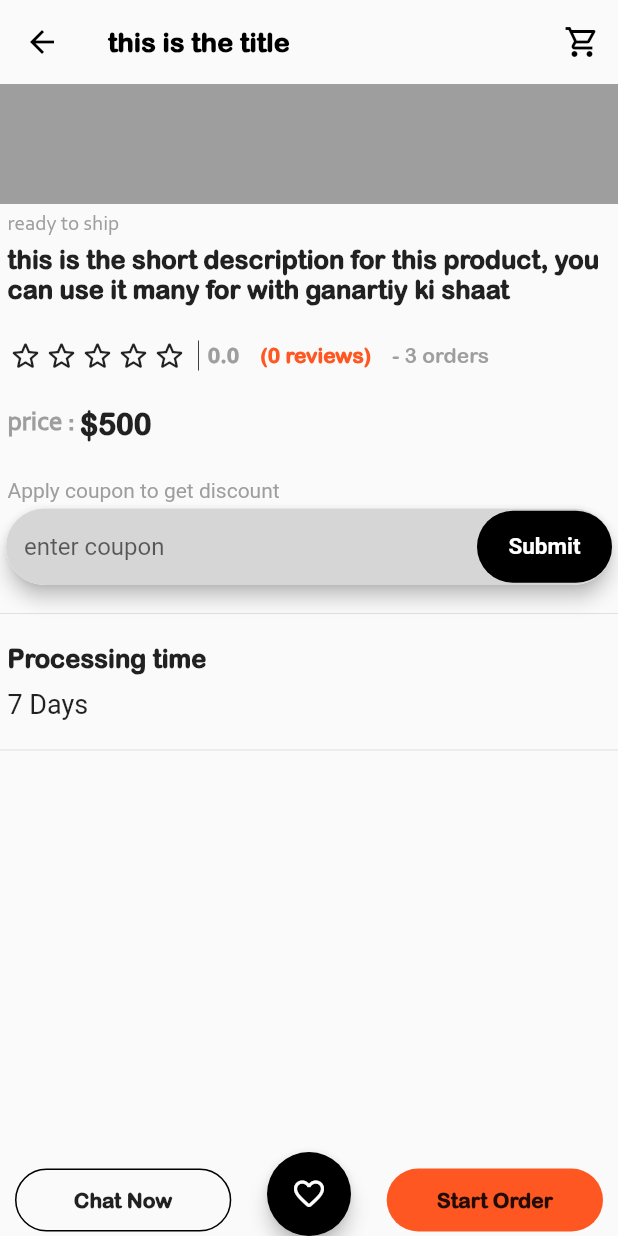
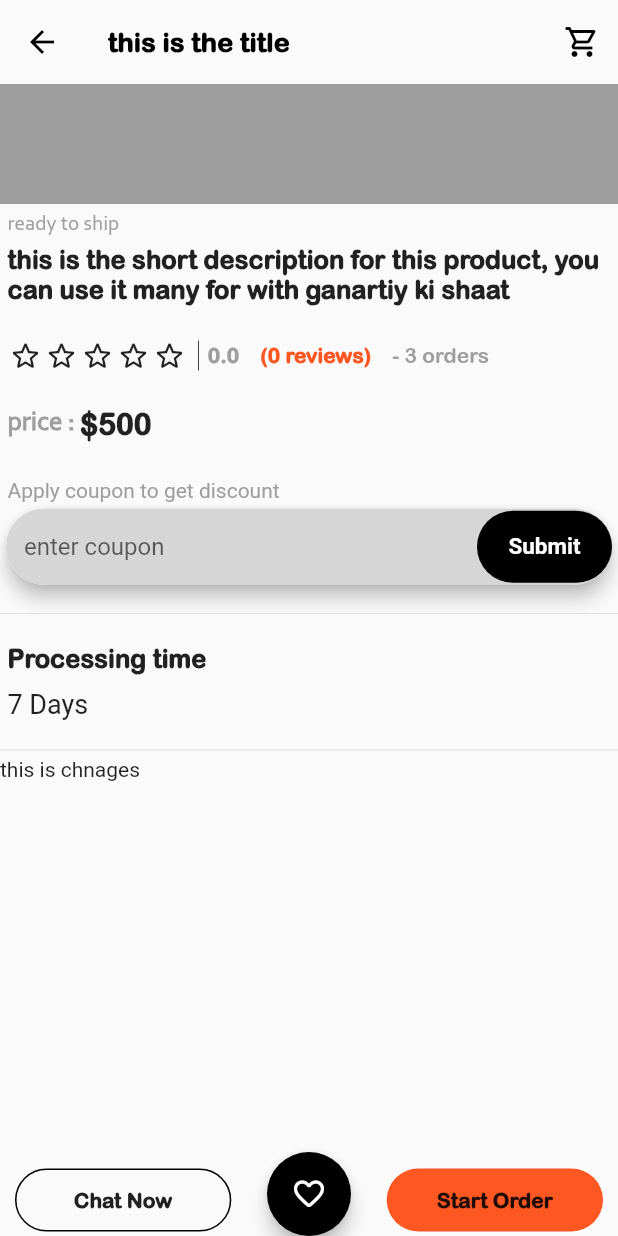
Before and after one commit to yarahman/global_bazar, a Flutter app: the ProductDetailScreen screen opened by its route, on a phone screen of 412 x 824 dp. Run offline on Flutter 3.47's test engine with Material 2 defaults, Android fonts, the phone set to English and light mode, and no system bars; our stand-ins replace flutter_image_slideshow; network calls fail.

Commit message:
some changes

```diff
--- a/lib/screens/android/product_detail_screen.dart
+++ b/lib/screens/android/product_detail_screen.dart
@@ -299,6 +299,7 @@ class ProductDetailScreen extends StatelessWidget {
                   height: 10,
                   thickness: 0.2,
                 ),
+                const Text('this is chnages'),
               ],
             ),
           ),
```
